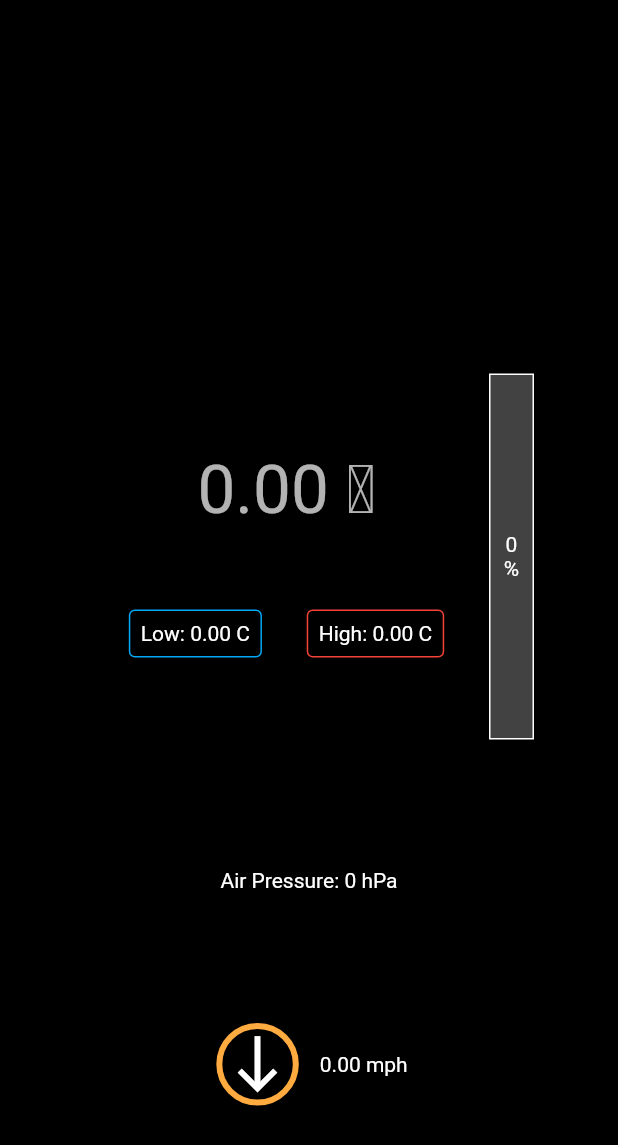
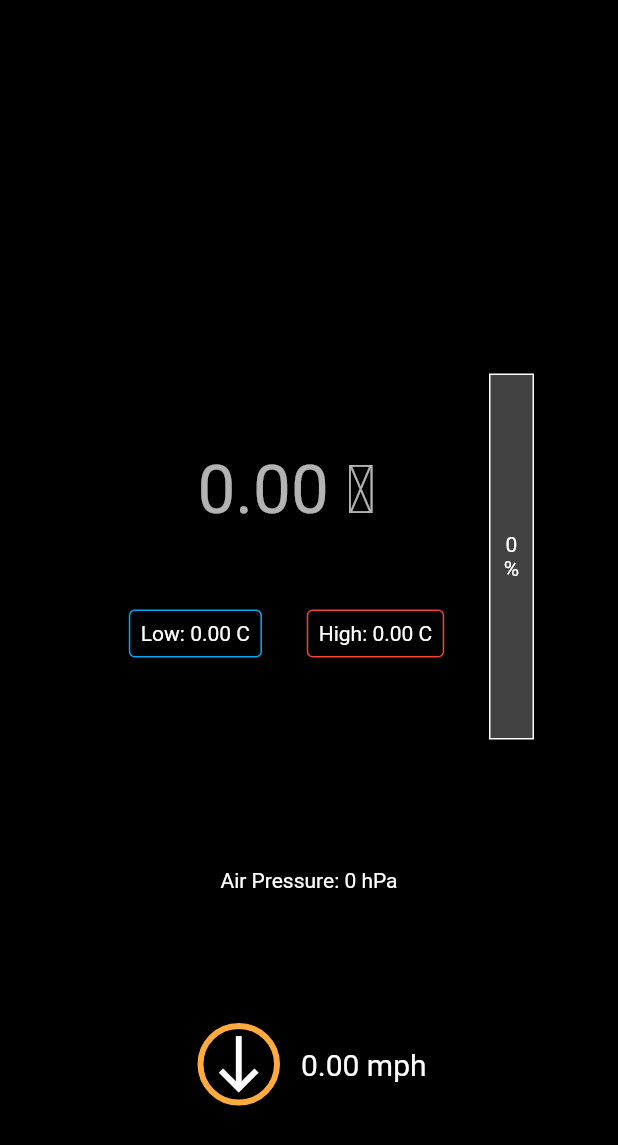
Before and after one commit to nobodyn0se/Weather_Now, a Flutter app: the WeatherWidget widget shown alone on an empty page, opened directly with empty values, on a phone screen of 412 x 824 dp. Shown: the top 1145 px of the screen. Run offline on Flutter 3.47's test engine with Material 2 defaults, Android fonts, the phone set to English and light mode, and no system bars; our stand-ins replace equatable, flutter_bloc.

Commit message:
Wind Speed font increased

```diff
--- a/lib/widgets/weather_widget.dart
+++ b/lib/widgets/weather_widget.dart
@@ -116,7 +116,12 @@ class WeatherWidget extends StatelessWidget {
             const SizedBox(
               width: 10,
             ),
-            Text('${weather.windSpeed!.toStringAsFixed(2)} mph'),
+            Text(
+              '${weather.windSpeed!.toStringAsFixed(2)} mph',
+              style: const TextStyle(
+                fontSize: 20,
+              ),
+            ),
           ],
         ),
       ],
```
